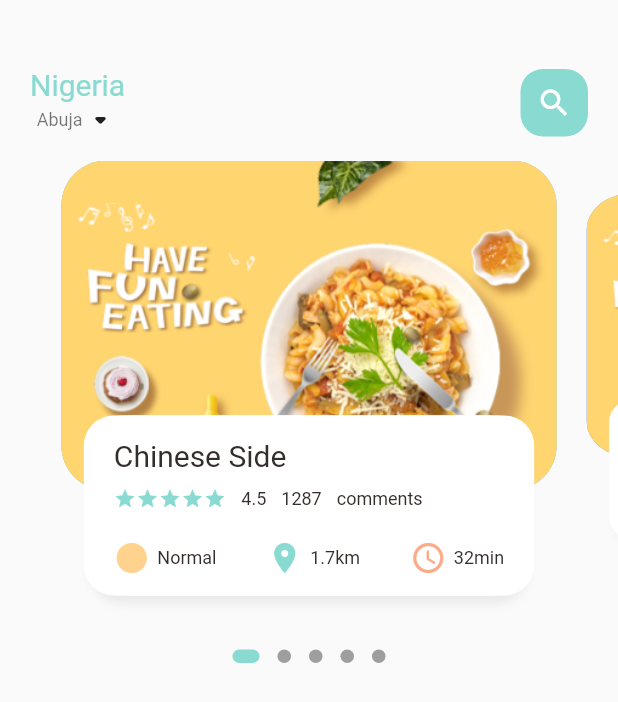
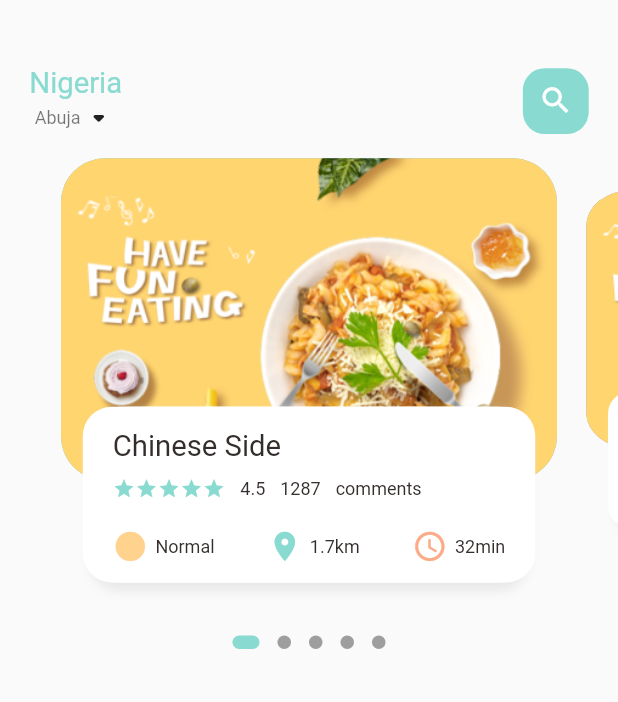
Before and after one commit to smartCode2018/flutter-food-delivery-app, a Flutter app: the screen it shows after launch, on a phone screen of 412 x 824 dp. Shown: the top 702 px of the screen. Run offline on Flutter 3.47's test engine with Material 2 defaults, Android fonts, the phone set to English and light mode, and no system bars; drawn by our look-alikes of dots_indicator; our stand-ins replace get; Roboto replaces fonts that are missing (Rboto).

Commit message:
refactor code for diffrent screenzie

```diff
--- a/lib/home/food_page_body.dart
+++ b/lib/home/food_page_body.dart
@@ -2,6 +2,7 @@
 import 'package:dots_indicator/dots_indicator.dart';
 import 'package:flutter/material.dart';
 import 'package:food_delivery/utils/colors.dart';
+import 'package:food_delivery/utils/dimentions.dart';
 import 'package:food_delivery/widgets/big_text.dart';
 import 'package:food_delivery/widgets/icon_and_text.dart';
 import 'package:food_delivery/widgets/small_text.dart';
@@ -17,7 +18,7 @@ class _FoodPageBodyState extends State<FoodPageBody> {
   PageController pageController = PageController(viewportFraction: 0.85);
   var _currPageValue = 0.0;
   double _scaleFactor = 0.8;
-  double _height = 220;
+  double _height = Dimentions.pageViewContainer;
   @override
   void initState() {
     super.initState();
@@ -38,7 +39,7 @@ class _FoodPageBodyState extends State<FoodPageBody> {
     return Column(
       children: [
         Container(
-          height: 320,
+          height: Dimentions.pageView,
           //color: Colors.redAccent,
           child: PageView.builder(
               controller: pageController,
@@ -47,7 +48,7 @@ class _FoodPageBodyState extends State<FoodPageBody> {
                 return _buildPageItem(position);
               }),
         ),
-        DotsIndicator(
+        new DotsIndicator(
           dotsCount: 5,
           position: _currPageValue,
           decorator: DotsDecorator(
@@ -94,10 +95,11 @@ class _FoodPageBodyState extends State<FoodPageBody> {
       child: Stack(
         children: [
           Container(
-            height: 220,
-            margin: EdgeInsets.only(left: 10, right: 10),
+            height: Dimentions.pageViewContainer,
+            margin: EdgeInsets.only(
+                left: Dimentions.width10, right: Dimentions.width10),
             decoration: BoxDecoration(
-                borderRadius: BorderRadius.circular(30),
+                borderRadius: BorderRadius.circular(Dimentions.radius30),
                 color: index.isEven ? Color(0xFF69c5df) : Color(0xFF9294cc),
                 image: DecorationImage(
                     fit: BoxFit.cover,
@@ -106,10 +108,13 @@ class _FoodPageBodyState extends State<FoodPageBody> {
           Align(
             alignment: Alignment.bottomCenter,
             child: Container(
-              height: 120,
-              margin: EdgeInsets.only(left: 30, right: 30, bottom: 30),
+              height: Dimentions.pageViewTextContainer,
+              margin: EdgeInsets.only(
+                  left: Dimentions.width30,
+                  right: Dimentions.width30,
+                  bottom: Dimentions.height30),
               decoration: BoxDecoration(
-                  borderRadius: BorderRadius.circular(20),
+                  borderRadius: BorderRadius.circular(Dimentions.radius20),
                   color: Colors.white,
                   boxShadow: [
                     BoxShadow(
@@ -121,13 +126,14 @@ class _FoodPageBodyState extends State<FoodPageBody> {
                     BoxShadow(color: Colors.white, offset: Offset(5, 0)),
                   ]),
               child: Container(
-                padding: EdgeInsets.only(top: 15, left: 15, right: 15),
+                padding: EdgeInsets.only(
+                    top: Dimentions.height15, left: 15, right: 15),
                 child: Column(
                   crossAxisAlignment: CrossAxisAlignment.start,
                   children: [
                     BigText(text: "Chinese Side"),
                     SizedBox(
-                      height: 10,
+                      height: Dimentions.height10,
                     ),
                     Row(
                       children: [
@@ -155,7 +161,7 @@ class _FoodPageBodyState extends State<FoodPageBody> {
                       ],
                     ),
                     SizedBox(
-                      height: 20,
+                      height: Dimentions.height20,
                     ),
                     Row(
                       mainAxisAlignment: MainAxisAlignment.spaceBetween,
--- a/lib/home/main_food_page.dart
+++ b/lib/home/main_food_page.dart
@@ -2,6 +2,7 @@
 import 'package:flutter/material.dart';
 import 'package:food_delivery/home/food_page_body.dart';
 import 'package:food_delivery/utils/colors.dart';
+import 'package:food_delivery/utils/dimentions.dart';
 import 'package:food_delivery/widgets/big_text.dart';
 import 'package:food_delivery/widgets/small_text.dart';
 
@@ -15,14 +16,17 @@ class MainFoodPage extends StatefulWidget {
 class _MainFoodPageState extends State<MainFoodPage> {
   @override
   Widget build(BuildContext context) {
+    //print(MediaQuery.of(context).size.height.toString());
     return Scaffold(
       body: Column(
         children: [
           //showing the header
           Container(
             child: Container(
-              margin: EdgeInsets.only(top: 45, bottom: 15),
-              padding: EdgeInsets.only(left: 20, right: 20),
+              margin: EdgeInsets.only(
+                  top: Dimentions.height45, bottom: Dimentions.height15),
+              padding: EdgeInsets.only(
+                  left: Dimentions.width20, right: Dimentions.width20),
               child: Row(
                 mainAxisAlignment: MainAxisAlignment.spaceBetween,
                 children: [
@@ -45,14 +49,16 @@ class _MainFoodPageState extends State<MainFoodPage> {
                   ),
                   Center(
                     child: Container(
-                      width: 45,
-                      height: 45,
+                      width: Dimentions.width45,
+                      height: Dimentions.height45,
                       child: Icon(
                         Icons.search,
                         color: Colors.white,
+                        size: Dimentions.iconSize24,
                       ),
                       decoration: BoxDecoration(
-                          borderRadius: BorderRadius.circular(15),
+                          borderRadius:
+                              BorderRadius.circular(Dimentions.radius15),
                           color: AppColors.mainColor),
                     ),
                   )
--- a/lib/main.dart
+++ b/lib/main.dart
@@ -1,5 +1,6 @@
 import 'package:flutter/material.dart';
 import 'package:food_delivery/home/main_food_page.dart';
+import 'package:get/get.dart';
 
 void main() {
   runApp(const MyApp());
@@ -11,7 +12,7 @@ class MyApp extends StatelessWidget {
   // This widget is the root of your application.
   @override
   Widget build(BuildContext context) {
-    return MaterialApp(
+    return GetMaterialApp(
       debugShowCheckedModeBanner: false,
       title: 'Flutter Demo',
       theme: ThemeData(
--- /dev/null
+++ b/lib/utils/dimentions.dart
@@ -0,0 +1,33 @@
+import 'package:get/get.dart';
+
+class Dimentions {
+  static double screenHeight = Get.context!.height;
+  static double screenWidth = Get.context!.width;
+//dynamic page
+  static double pageView = screenHeight / 2.64;
+  static double pageViewContainer = screenHeight / 3.84;
+  static double pageViewTextContainer = screenHeight / 7.03;
+//dynamic height padding and margin
+  static double height10 = screenHeight / 84.4;
+  static double height15 = screenHeight / 56.27;
+  static double height20 = screenHeight / 42.2;
+  static double height30 = screenHeight / 28.13;
+  static double height45 = screenHeight / 18.76;
+//dynamic width padding and margin
+  static double width10 = screenHeight / 84.4;
+  static double width15 = screenHeight / 56.27;
+  static double width20 = screenHeight / 42.2;
+  static double width30 = screenHeight / 28.13;
+  static double width45 = screenHeight / 18.76;
+
+//font
+  static double font20 = screenHeight / 42.2;
+
+//radius
+  static double radius15 = screenHeight / 56.27;
+  static double radius20 = screenHeight / 42.2;
+  static double radius30 = screenHeight / 28.13;
+
+//icon size
+  static double iconSize24 = screenHeight / 35.17;
+}
--- a/lib/widgets/big_text.dart
+++ b/lib/widgets/big_text.dart
@@ -1,5 +1,6 @@
 //import 'package:flutter/cupertino.dart';
 import 'package:flutter/material.dart';
+import 'package:food_delivery/utils/dimentions.dart';
 
 class BigText extends StatelessWidget {
   Color? color;
@@ -11,7 +12,7 @@ class BigText extends StatelessWidget {
       this.color = const Color(0xFF332d2b),
       required this.text,
       this.overflow = TextOverflow.ellipsis,
-      this.size = 20})
+      this.size = 0})
       : super(key: key);
 
   @override
@@ -24,7 +25,7 @@ class BigText extends StatelessWidget {
           color: color,
           fontWeight: FontWeight.w400,
           fontFamily: 'Rboto',
-          fontSize: size),
+          fontSize: size == 0 ? Dimentions.font20 : size),
     );
   }
 }
--- a/lib/widgets/icon_and_text.dart
+++ b/lib/widgets/icon_and_text.dart
@@ -1,5 +1,6 @@
 //import 'package:flutter/cupertino.dart';
 import 'package:flutter/material.dart';
+import 'package:food_delivery/utils/dimentions.dart';
 import 'package:food_delivery/widgets/small_text.dart';
 
 class IconAndTextWidget extends StatelessWidget {
@@ -20,6 +21,7 @@ class IconAndTextWidget extends StatelessWidget {
         Icon(
           icon,
           color: iconColor,
+          size: Dimentions.iconSize24,
         ),
         SizedBox(
           width: 5,
```
